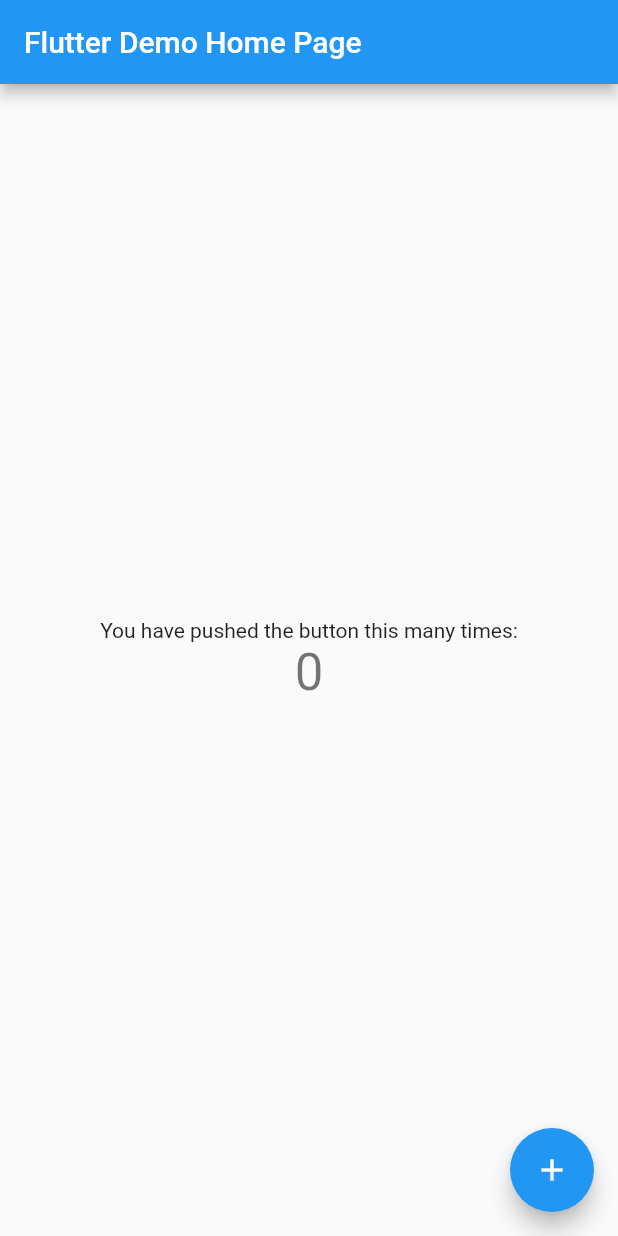
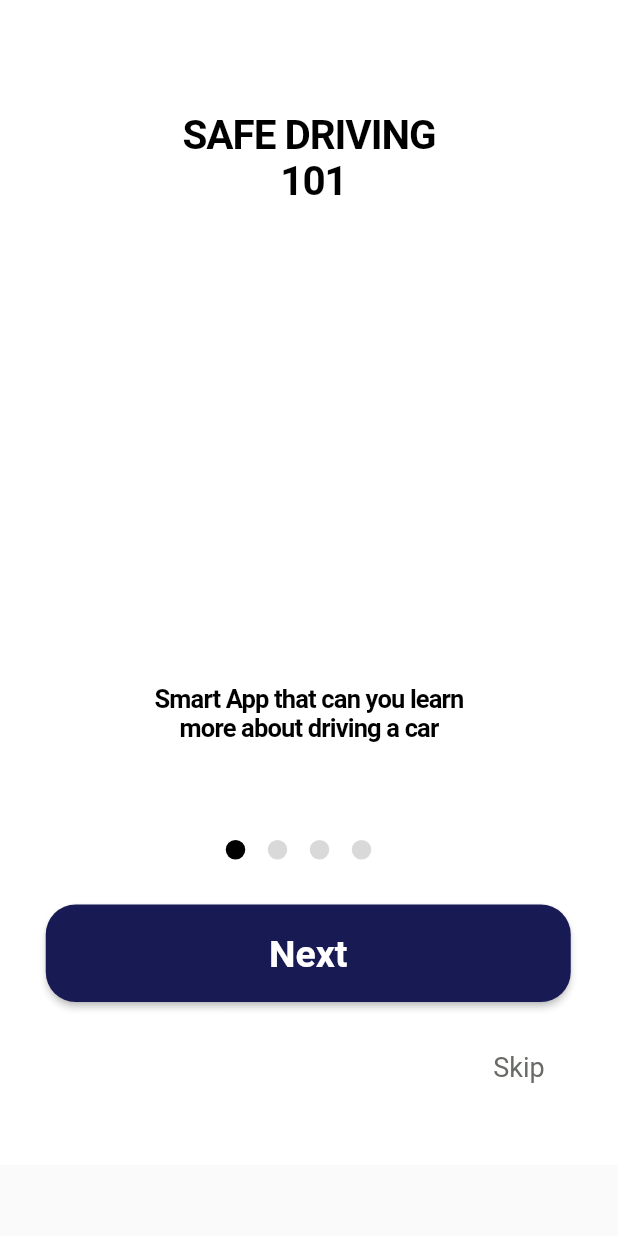
Before and after one commit to Re21nad/safe_driving101, a Flutter app: the screen it shows after launch, on a phone screen of 412 x 824 dp. Run offline on Flutter 3.47's test engine with Material 2 defaults, Android fonts, the light colour scheme and no system bars; our stand-ins replace google_fonts; Roboto replaces fonts that are missing (Domine, Rokkitt).

Commit message:
Final Code

```diff
--- /dev/null
+++ b/lib/hello1.dart
@@ -0,0 +1,182 @@
+import 'package:flutter/material.dart';
+import 'package:google_fonts/google_fonts.dart';
+//import 'package:firebase_core/firebase_core.dart';
+import 'hello2.dart';
+// import 'log-in.dart';
+
+class Hello1 extends StatelessWidget {
+  void navigateNextPage(BuildContext ctx) {
+    Navigator.of(ctx).push(MaterialPageRoute(builder: (_) {
+      return Hello2();
+    }));
+  }
+
+  @override
+  Widget build(BuildContext context) {
+    return Scaffold(
+      body: SingleChildScrollView(
+        child: Container(
+          padding: EdgeInsets.fromLTRB(25.5, 45, 26.5, 40.5),
+          width: double.infinity,
+          decoration: BoxDecoration(
+            color: Color(0xffffffff),
+          ),
+          child: Column(
+            crossAxisAlignment: CrossAxisAlignment.center,
+            children: <Widget>[
+              Center(
+                child: Container(
+                  margin: EdgeInsets.fromLTRB(1, 30, 0, 50),
+                  constraints: BoxConstraints(
+                    maxWidth: 254,
+                  ),
+                  child: Text(
+                    'SAFE DRIVING\n 101',
+                    textAlign: TextAlign.center,
+                    style: GoogleFonts.domine(
+                      fontSize: 27,
+                      fontWeight: FontWeight.w700,
+                      height: 1.14,
+                      letterSpacing: -0.7000000834,
+                      color: Color(0xff000000),
+                    ),
+                  ),
+                ),
+              ),
+
+              Center(
+                child: Container(
+                  margin: EdgeInsets.fromLTRB(1, 270, 0, 50),
+                  constraints: BoxConstraints(
+                    maxWidth: 300,
+                  ),
+                  child: Text(
+                    'Smart App that can you learn\nmore about driving a car',
+                    textAlign: TextAlign.center,
+                    style: GoogleFonts.rokkitt(
+                      fontSize: 17,
+                      fontWeight: FontWeight.w700,
+                      height: 1.1375,
+                      letterSpacing: -0.5600000668,
+                      color: Color(0xff000000),
+                    ),
+                  ),
+                ),
+              ),
+              Container(
+                // circlesvXF (1:41)
+                margin: EdgeInsets.fromLTRB(125, 15, 20.5, 30),
+                width: double.infinity,
+                child: Row(
+                  crossAxisAlignment: CrossAxisAlignment.center,
+                  children: [
+                    Container(
+                      // ellipse1Ryo (1:42)
+                      width: 13,
+                      height: 13,
+                      decoration: BoxDecoration(
+                        borderRadius: BorderRadius.circular(6.5),
+                        color: Color(0xff000000),
+                      ),
+                    ),
+                    SizedBox(
+                      width: 15,
+                    ),
+                    Container(
+                      // ellipse1Ryo (1:42)
+                      width: 13,
+                      height: 13,
+                      decoration: BoxDecoration(
+                        borderRadius: BorderRadius.circular(6.5),
+                        color: Color(0xffd9d9d9),
+                      ),
+                    ),
+                    SizedBox(
+                      width: 15,
+                    ),
+                    Container(
+                      // ellipse1Ryo (1:42)
+                      width: 13,
+                      height: 13,
+                      decoration: BoxDecoration(
+                        borderRadius: BorderRadius.circular(6.5),
+                        color: Color(0xffd9d9d9),
+                      ),
+                    ),
+                    SizedBox(
+                      width: 15,
+                    ),
+                    Container(
+                      // ellipse1Ryo (1:42)
+                      width: 13,
+                      height: 13,
+                      decoration: BoxDecoration(
+                        borderRadius: BorderRadius.circular(6.5),
+                        color: Color(0xffd9d9d9),
+                      ),
+                    ),
+                    SizedBox(
+                      width: 15,
+                    ),
+
+                  ],
+                ),
+              ),
+              SizedBox(
+                width: 350,
+                height: 65,
+                child: ElevatedButton(
+
+                  child: Text(
+                    'Next',
+                    textAlign: TextAlign.center,
+                    style: GoogleFonts.rokkitt(
+                      fontSize: 25,
+                      fontWeight: FontWeight.w700,
+                      height: 1.1375,
+                      color: Color(0xffffffff),
+                    ),
+                  ),
+
+                  style: ElevatedButton.styleFrom(
+
+                    shape: RoundedRectangleBorder(
+                      borderRadius: BorderRadius.circular(20), // Adjust border radius as per your need
+                    ),
+                    primary: Color(0xfc161853), // Set the background color of the button
+                  ),
+                  onPressed: () {
+                    navigateNextPage(context);
+                  },
+                ),
+              ),
+              Container(
+                // skipfHo (1:48)
+                margin: EdgeInsets.fromLTRB(281, 20, 0, 0),
+                child: TextButton(
+                  onPressed: () {
+                    // Navigator.push(context,
+                    //     MaterialPageRoute(builder: (context) => LoginScreen()));
+                  },
+                  style: TextButton.styleFrom(
+                      padding: EdgeInsets.zero,
+                      foregroundColor: Color(0xfc161853)),
+                  child: Text(
+                    'Skip',
+                    style: GoogleFonts.rokkitt(
+                      fontSize: 18,
+                      fontWeight: FontWeight.w400,
+                      height: 1.1375,
+                      color: Color(0xff686a66),
+                    ),
+                  ),
+                ),
+              ),
+            ],
+          ),
+        ),
+      ),
+    );
+
+  }
+}
--- a/lib/main.dart
+++ b/lib/main.dart
@@ -1,6 +1,14 @@
 import 'package:flutter/material.dart';
+import 'package:safe_driving101/hello1.dart';
+// import 'package:firebase_core/firebase_core.dart';
+//import 'package:safe_driving_101/log-in.dart';
+//import 'package:safe_driving_101/sign-up1.dart';
+//import 'home_page.dart';
 
-void main() {
+void main() async{
+  // WidgetsFlutterBinding.ensureInitialized();
+  // await Firebase.initializeApp();
+
   runApp(const MyApp());
 }
 
@@ -11,67 +19,9 @@
   @override
   Widget build(BuildContext context) {
     return MaterialApp(
-      title: 'Flutter Demo',
-      theme: ThemeData(
+      debugShowCheckedModeBanner: false,
+      home: Hello1(),
 
-        primarySwatch: Colors.blue,
-      ),
-      home: const MyHomePage(title: 'Flutter Demo Home Page'),
     );
   }
 }
-
-class MyHomePage extends StatefulWidget {
-  const MyHomePage({super.key, required this.title});
-
-
-  final String title;
-
-  @override
-  State<MyHomePage> createState() => _MyHomePageState();
-}
-
-class _MyHomePageState extends State<MyHomePage> {
-  int _counter = 0;
-
-  void _incrementCounter() {
-    setState(() {
-
-      _counter++;
-    });
-  }
-
-  @override
-  Widget build(BuildContext context) {
-
-    return Scaffold(
-      appBar: AppBar(
-        // Here we take the value from the MyHomePage object that was created by
-        // the App.build method, and use it to set our appbar title.
-        title: Text(widget.title),
-      ),
-      body: Center(
-        // Center is a layout widget. It takes a single child and positions it
-        // in the middle of the parent.
-        child: Column(
-
-          mainAxisAlignment: MainAxisAlignment.center,
-          children: <Widget>[
-            const Text(
-              'You have pushed the button this many times:',
-            ),
-            Text(
-              '$_counter',
-              style: Theme.of(context).textTheme.headlineMedium,
-            ),
-          ],
-        ),
-      ),
-      floatingActionButton: FloatingActionButton(
-        onPressed: _incrementCounter,
-        tooltip: 'Increment',
-        child: const Icon(Icons.add),
-      ), // This trailing comma makes auto-formatting nicer for build methods.
-    );
-  }
-}
```
Also changed, not shown: lib/hello2.dart (added, +197 -0 lines), pubspec.yaml (+2 -22 lines), pubspec.lock, 1 other file.
